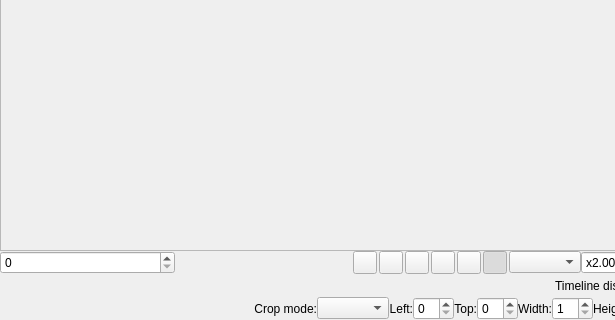
This is src/preview/previewdialog.ui in YomikoR/VapourSynth-Editor as Qt 5 draws it before an edit; both pictures show x 0 to 615 and y 332 to 652 of the 933 by 652 pixel window. The edited form follows.
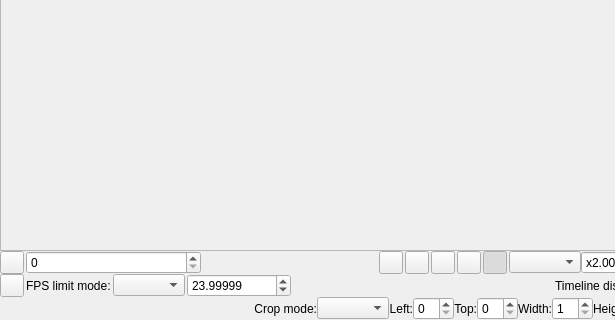
This is the edited form. Custom widgets are drawn as their Qt base class.

Commit message: A bit ugly, but much safer async preview. Play feature prototype.

Diff of the .ui file:
```diff
--- a/src/preview/previewdialog.ui
+++ b/src/preview/previewdialog.ui
@@ -63,6 +63,16 @@
       <property name="bottomMargin">
        <number>0</number>
       </property>
+      <item>
+       <widget class="QToolButton" name="timeLineCheckButton">
+        <property name="toolTip">
+         <string>Timeline</string>
+        </property>
+        <property name="checkable">
+         <bool>true</bool>
+        </property>
+       </widget>
+      </item>
       <item>
        <widget class="QSpinBox" name="frameNumberSpinBox">
         <property name="sizePolicy">
@@ -80,7 +90,9 @@
        </widget>
       </item>
       <item>
-       <widget class="TimeLineSlider" name="frameNumberSlider" native="true"/>
+       <widget class="TimeLineSlider" name="frameNumberSlider" native="true">
+        <zorder>frameNumberSpinBox</zorder>
+       </widget>
       </item>
       <item>
        <widget class="QToolButton" name="frameToClipboardButton">
@@ -103,16 +115,6 @@
         </property>
        </widget>
       </item>
-      <item>
-       <widget class="QToolButton" name="timeLineCheckButton">
-        <property name="toolTip">
-         <string>Timeline</string>
-        </property>
-        <property name="checkable">
-         <bool>true</bool>
-        </property>
-       </widget>
-      </item>
       <item>
        <widget class="QToolButton" name="cropCheckButton">
         <property name="toolTip">
@@ -238,6 +240,36 @@
       <property name="bottomMargin">
        <number>0</number>
       </property>
+      <item>
+       <widget class="QToolButton" name="playButton">
+        <property name="text">
+         <string/>
+        </property>
+       </widget>
+      </item>
+      <item>
+       <widget class="QLabel" name="label">
+        <property name="text">
+         <string>FPS limit mode:</string>
+        </property>
+       </widget>
+      </item>
+      <item>
+       <widget class="QComboBox" name="playFpsLimitModeComboBox"/>
+      </item>
+      <item>
+       <widget class="QDoubleSpinBox" name="playFpsLimitSpinBox">
+        <property name="decimals">
+         <number>5</number>
+        </property>
+        <property name="maximum">
+         <double>100000.000000000000000</double>
+        </property>
+        <property name="value">
+         <double>23.999990000000000</double>
+        </property>
+       </widget>
+      </item>
       <item>
        <spacer name="horizontalSpacer_2">
         <property name="orientation">
```
Left out of the diff: 4 changed lines with no effect on the pictures. The commit also changes 9 other files.
